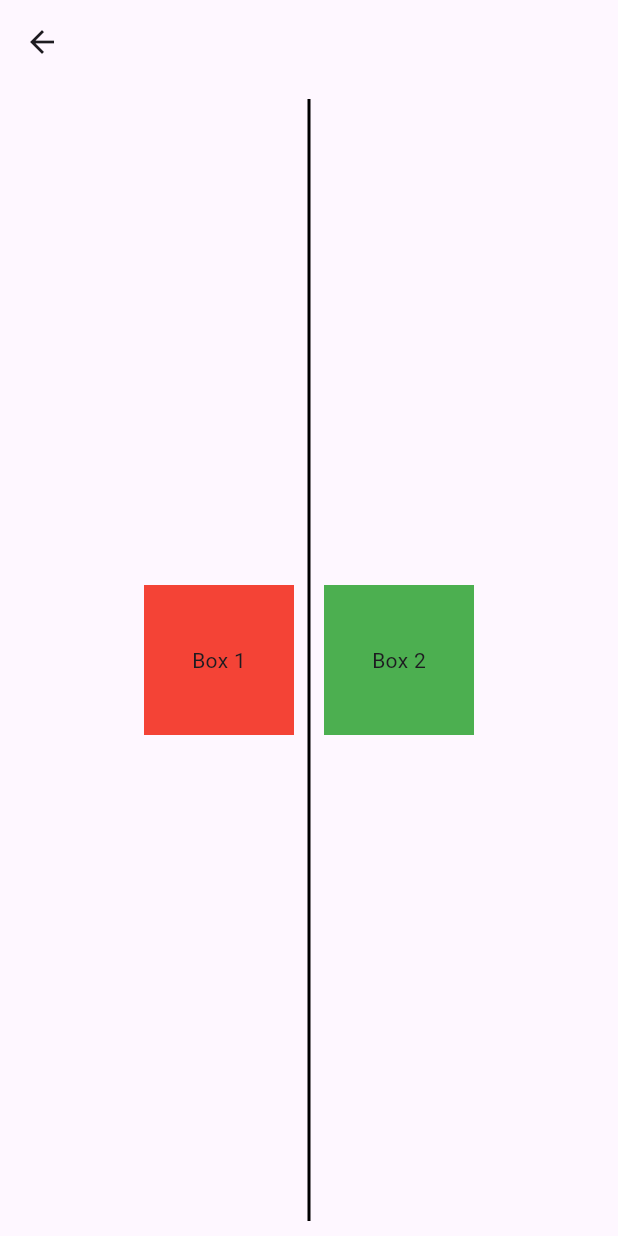
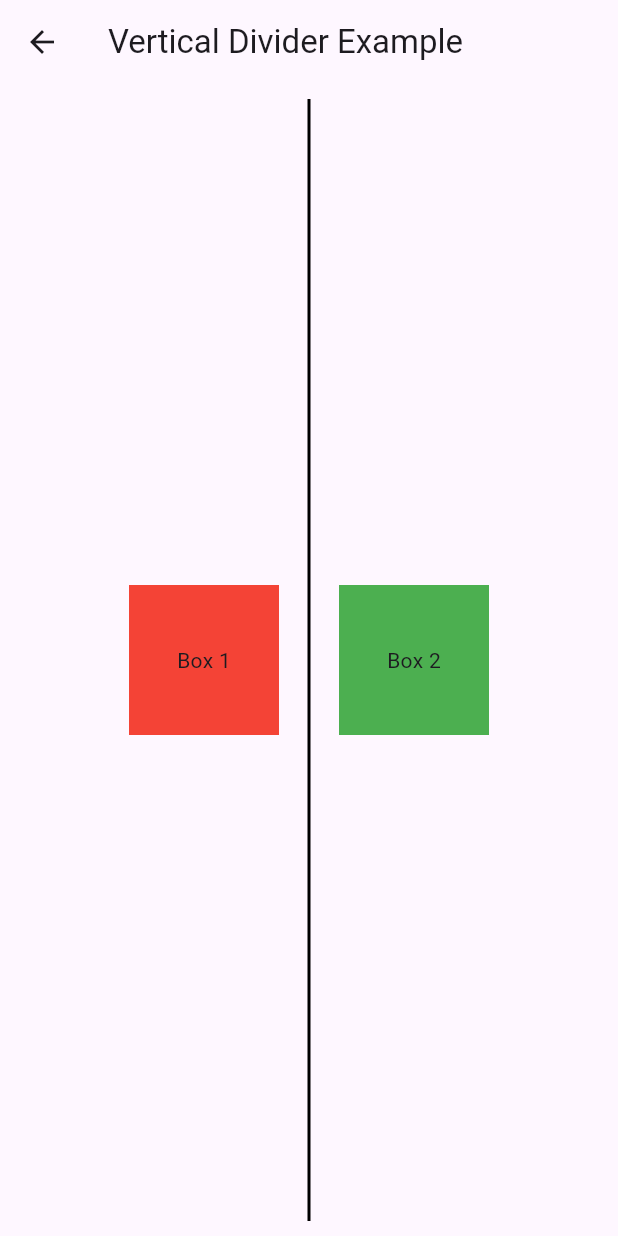
Before and after one commit to moritejas/flutter_widgets, a Flutter app: the VerticalDividerComponent screen opened directly, on a phone screen of 412 x 824 dp. Run offline on Flutter 3.47's test engine with Material 3 defaults, Android fonts, the phone set to English and light mode, and no system bars; our stand-ins replace audioplayers, badges, barcode_widget, cached_network_image, carousel_slider, expandable and 16 more; missing offline and left inert: pdfx, swipeable_card_stack.

Commit message:
VerticalDividerComponent with Properties

```diff
--- a/lib/Component/Vertical Divider/vertical_divider.dart
+++ b/lib/Component/Vertical Divider/vertical_divider.dart
@@ -7,23 +7,30 @@ class VerticalDividerComponent extends StatelessWidget {
   Widget build(BuildContext context) {
     return Scaffold(
       appBar: AppBar(
+        title: const Text('Vertical Divider Example'),
       ),
-      body: Row(
+      body: Center(
+        child: Row(
           mainAxisAlignment: MainAxisAlignment.center,
           children: [
+            // First Container
             Container(
               height: 100,
               width: 100,
               color: Colors.red,
               child: const Center(child: Text('Box 1')),
             ),
-          const VerticalDivider(
-            color: Colors.black,
-            thickness: 2, // Width of the divider
-            width: 20,    // Space around the divider
-            indent: 10,   // Space at the top
-            endIndent: 10, // Space at the bottom
+
+            // VerticalDivider with supported properties
+            VerticalDivider(
+              width: 40.0,          // The width of the space occupied by the divider
+              thickness: 2.0,       // The thickness of the divider line
+              color: Colors.black,  // The color of the divider line
+              indent: 10.0,         // Space before the divider line starts (top)
+              endIndent: 10.0,      // Space after the divider line ends (bottom)
             ),
+
+            // Second Container
             Container(
               height: 100,
               width: 100,
@@ -32,6 +39,7 @@ class VerticalDividerComponent extends StatelessWidget {
             ),
           ],
         ),
+      ),
     );
   }
 }
--- a/lib/main.dart
+++ b/lib/main.dart
@@ -11,6 +11,8 @@ import 'Component/Text/text.dart';
 import 'Component/Timer/timer.dart';
 import 'Component/Toggle/toggle_icon.dart';
 import 'Component/Tooltip/tooltip.dart';
+import 'Component/Vertical Divider/vertical_divider.dart';
+import 'Component/transform/transform.dart';
 
 
 void main() {
@@ -26,7 +28,7 @@ class MyApp extends StatelessWidget {
     return const GetMaterialApp(
       debugShowCheckedModeBanner: false,
       title: 'Flutter Demo',
-      home: ToolTipComponent(),
+      home: VerticalDividerComponent (),
     );
   }
 }
```
Also changed, not shown: lib/Component/Tooltip/tooltip.dart (+15 -1 lines), lib/Component/transform/transform.dart (+34 -7 lines). Lines whose indentation alone changed are shown as unchanged.
